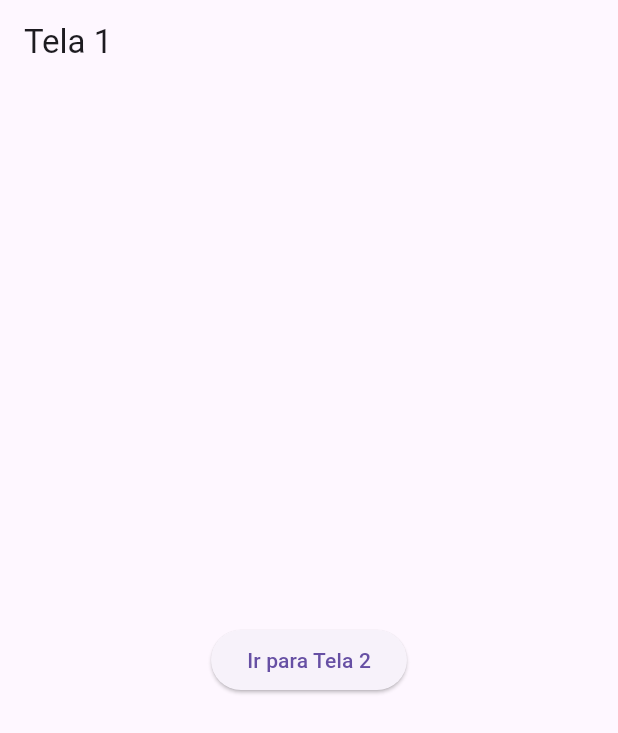
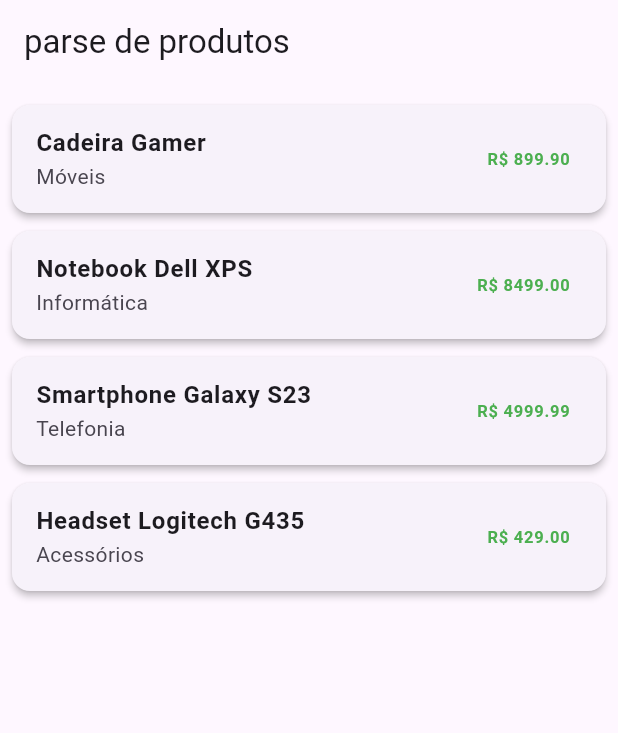
Before and after one commit to jardelgpf/meu_app, a Flutter app: the screen it shows after launch, on a phone screen of 412 x 824 dp. Shown: the top 733 px of the screen. Run offline on Flutter 3.47's test engine with Material 3 defaults, Android fonts, the phone set to English and light mode, and no system bars; our stand-ins replace google_fonts.

Commit message:
teste parse

```diff
--- /dev/null
+++ b/assets/data.json
@@ -0,0 +1,8 @@
+{
+    "items": [
+      { "nome": "Cadeira Gamer", "categoria": "Móveis", "preco": 899.90 },
+      { "nome": "Notebook Dell XPS", "categoria": "Informática", "preco": 8499.00 },
+      { "nome": "Smartphone Galaxy S23", "categoria": "Telefonia", "preco": 4999.99 },
+      { "nome": "Headset Logitech G435", "categoria": "Acessórios", "preco": 429.00 }
+    ]
+  }
--- /dev/null
+++ b/lib/dartAvancado/isolate/product_parse.dart
@@ -0,0 +1,71 @@
+import 'dart:convert';
+
+import 'package:flutter/material.dart';
+
+class ProductParse extends StatefulWidget {
+  const ProductParse({super.key});
+
+  @override
+  State<ProductParse> createState() => _ProductParseState();
+}
+
+class _ProductParseState extends State<ProductParse> {
+  late Future<List<dynamic>> _items;
+
+@override
+void initState(){
+  super.initState();
+  _items = loadJson();
+}
+//ler os dados do JSON sem isolate
+Future<List<dynamic>> loadJson() async{
+  final jsonString = await DefaultAssetBundle.of(context)
+    .loadString('assets/data.json');
+  final parsed = json.decode(jsonString);
+  return parsed['items'] as List<dynamic>;
+}
+
+  @override
+  Widget build(BuildContext context) {
+    return Scaffold(
+      appBar: AppBar(title: Text('parse de produtos'),),
+      body: FutureBuilder<List<dynamic>>(
+        future: _items,
+
+        builder: (context,snapshot){
+          if(snapshot.connectionState == ConnectionState.waiting){
+            return const Center(child: CircularProgressIndicator(),);
+          }else if(snapshot.hasError){
+            return Center(child: Text('Erro: ${snapshot.error}'),);
+          }else{
+            final products = snapshot.data!;
+            return ListView.builder(
+              padding: EdgeInsets.all(8),
+              itemCount: products.length,
+              itemBuilder: (context,index){
+                final product = products[index];
+                return Card(
+                  margin: const EdgeInsets.symmetric(vertical: 6),
+                  elevation: 2,
+                  child: ListTile(
+                    title: Text(product['nome'],
+                     style: TextStyle(fontWeight: FontWeight.bold),
+                     ),
+                     subtitle: Text(product['categoria']),
+                     trailing: Text(
+                      'R\$ ${product['preco'].toStringAsFixed(2)}',
+                      style:  TextStyle(
+                        color: Colors.green,
+                        fontWeight: FontWeight.bold
+                      ),
+                     ),
+                  ),
+                );
+              },
+            );
+          }
+        },
+      ),
+    );
+  }
+}
--- a/pubspec.yaml
+++ b/pubspec.yaml
@@ -25,3 +25,4 @@
         - asset: assets\fonts\AlumniSansSC-VariableFont_wght.ttf
   assets:
     - assets/images/
+    - assets/data.json
```
Also changed, not shown: lib/dartAvancado/future/login.dart (added, +66 -0 lines), lib/dartAvancado/isolate.txt (added, +48 -0 lines), lib/dartAvancado/stream/busca_com_stream.dart (added, +71 -0 lines), lib/main.dart (+7 -1 lines), lib/dartAvancado/future.dart (renamed from dartAvancado/future.dart), lib/dartAvancado/programacao_assincrona.dart (renamed from dartAvancado/programacao_assincrona.dart), lib/dartAvancado/stream.dart (renamed from dartAvancado/stream.dart).
